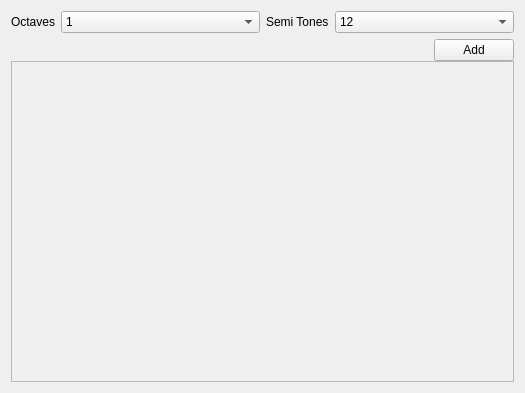
This is src/qt/Settings/StringEditor.ui in chuckfairy/OrzaSteel as Qt 5 draws it before an edit. The edited form follows.
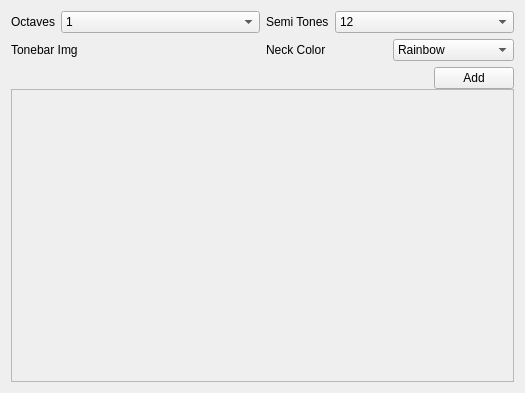
This is the edited form.

```diff
--- a/src/qt/Settings/StringEditor.ui
+++ b/src/qt/Settings/StringEditor.ui
@@ -155,6 +155,55 @@
      </item>
     </layout>
    </item>
+   <item>
+    <layout class="QHBoxLayout" name="horizontalLayout_2">
+     <property name="sizeConstraint">
+      <enum>QLayout::SetDefaultConstraint</enum>
+     </property>
+     <property name="topMargin">
+      <number>0</number>
+     </property>
+     <item>
+      <layout class="QHBoxLayout" name="horizontalLayout_3">
+       <property name="topMargin">
+        <number>0</number>
+       </property>
+       <item>
+        <widget class="QLabel" name="label">
+         <property name="text">
+          <string>Tonebar Img</string>
+         </property>
+        </widget>
+       </item>
+      </layout>
+     </item>
+     <item>
+      <layout class="QHBoxLayout" name="horizontalLayout_4">
+       <item>
+        <widget class="QLabel" name="label_2">
+         <property name="text">
+          <string>Neck Color</string>
+         </property>
+        </widget>
+       </item>
+       <item>
+        <widget class="QComboBox" name="comboBox">
+         <item>
+          <property name="text">
+           <string>Rainbow</string>
+          </property>
+         </item>
+         <item>
+          <property name="text">
+           <string>Piano</string>
+          </property>
+         </item>
+        </widget>
+       </item>
+      </layout>
+     </item>
+    </layout>
+   </item>
    <item>
     <layout class="QVBoxLayout" name="layout">
      <property name="spacing">
@@ -197,7 +246,7 @@
             <x>0</x>
             <y>0</y>
             <width>501</width>
-            <height>307</height>
+            <height>272</height>
            </rect>
           </property>
           <layout class="QVBoxLayout" name="verticalLayout_3">
```
